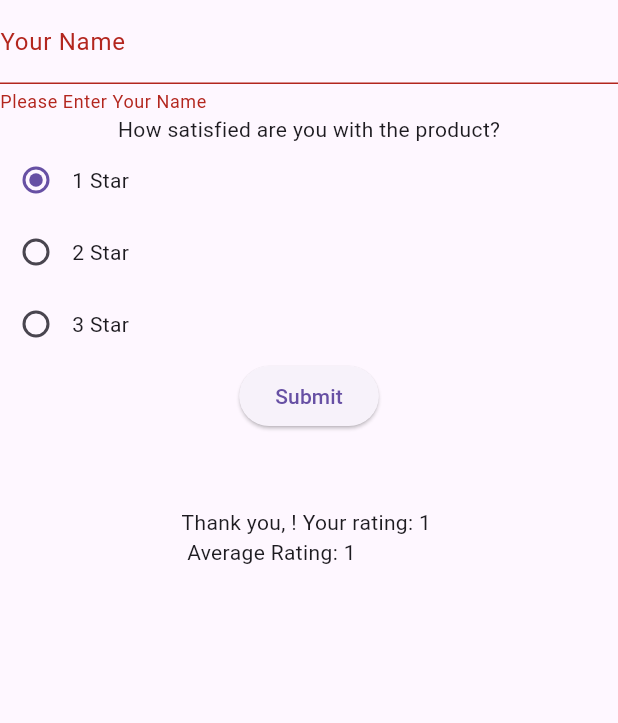
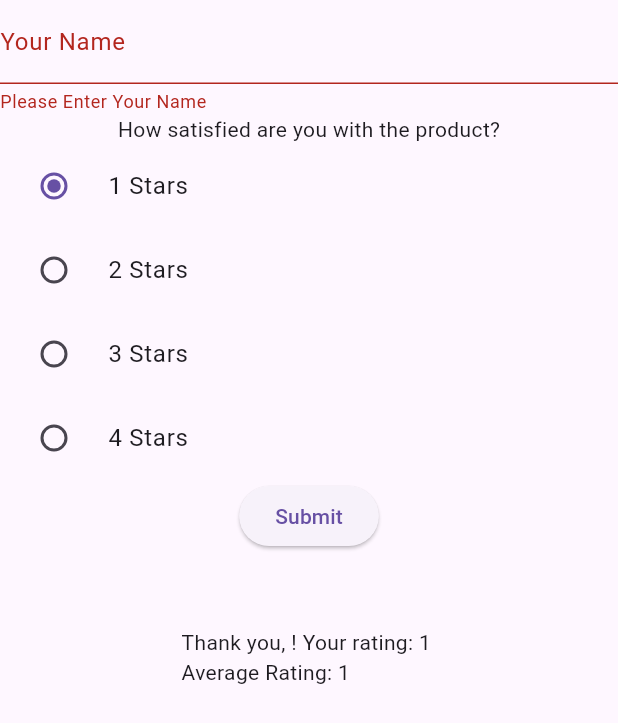
Before and after one commit to Ghaida-jaaisa/ProductRatingApp, a Flutter app: the screen it shows after launch, after a tap on "Submit", on a phone screen of 412 x 824 dp. Shown: the top 723 px of the screen. Run offline on Flutter 3.47's test engine with Material 3 defaults, Android fonts, the phone set to English and light mode, and no system bars.

Commit message:
upload v2

```diff
--- a/lib/main.dart
+++ b/lib/main.dart
@@ -1,7 +1,7 @@
 import 'package:flutter/material.dart';
 
 void main() {
-  runApp(MyApp()) ;
+  runApp(MyApp());
 }
 
 class MyApp extends StatelessWidget {
@@ -9,9 +9,7 @@ class MyApp extends StatelessWidget {
 
   @override
   Widget build(BuildContext context) {
-    return MaterialApp(
-      home: HomePage(),
-    );
+    return MaterialApp(home: HomePage());
   }
 }
 
@@ -23,70 +21,76 @@ class HomePage extends StatefulWidget {
 }
 
 class _HomePageState extends State<HomePage> {
-  // variables
+  // متغيرات
   GlobalKey<FormState> _key = GlobalKey<FormState>();
-  List<int> rating = [];
+
+  double rateSum = 0;
+  double rateCount = 0;
+  double tempRate = 1;
+
   int _rateValue = 1;
-  late int avgRate = 1;
+  late double avgRate = 0;
+
   String userName = "";
+
   @override
   Widget build(BuildContext context) {
     return Scaffold(
       body: Form(
-          onChanged: () {
-
-          },
-          key:  _key,
+        key: _key,
         child: Column(
           children: [
             TextFormField(
-                decoration: InputDecoration(
-                  labelText: "Your Name" ,
-                ),
+              decoration: InputDecoration(labelText: "Your Name"),
               validator: (val) {
-                  if (val!.isEmpty || val == null) {
+                if (val!.isEmpty) {
                   return 'Please Enter Your Name';
                 }
-                  return null ;
+                return null;
               },
               onSaved: (val) {
                 setState(() {
                   userName = val!;
                 });
               },
-              ) ,
-              Text("How satisfied are you with the product?") ,
-              Row(
-                children: [
-                  Radio(value: 1, groupValue: _rateValue, onChanged: (val) => null) ,
-                  Text("1 Star")
-                ],
             ),
-
-              Row(
-                children: [
-                  Radio(value: 2, groupValue: _rateValue, onChanged: (val) => null) ,
-                  Text("2 Star")
-                ],
-              ),
-
-              Row(
-                children: [
-                  Radio(value: 3, groupValue: _rateValue, onChanged: (val) => null) ,
-                  Text("3 Star")
-                ],
-              ),
-              ElevatedButton(onPressed: () {
-                if(_key.currentState!.validate()) {
+            Text("How satisfied are you with the product?"),
+            ...List.generate(4, (index) {
+              int rate = index + 1;
+              return RadioListTile<int>(
+                title: Text("$rate Stars"),
+                value: rate,
+                groupValue: _rateValue,
+                onChanged: (int? val) {
+                  if (val != null) {
+                    setState(() {
+                      _rateValue = val;
+                      tempRate = val.toDouble();
+                    });
+                  }
+                },
+              );
+            }),
+            ElevatedButton(
+              onPressed: () {
+                if (_key.currentState!.validate()) {
                   _key.currentState!.save();
                   print("Done");
                 }
-              }, child: Text("Submit")) ,
-              SizedBox(height: 50.0,),
-              Text("Thank you, ${userName}! Your rating: ${_rateValue} \n Average Rating: ${avgRate}")
+                setState(() {
+                  rateSum += tempRate;
+                  rateCount++;
+                  avgRate = rateSum / rateCount;
+                });
+              },
+              child: Text("Submit"),
+            ),
+            SizedBox(height: 50.0),
+            Text(
+                "Thank you, ${userName}! Your rating: ${_rateValue} \nAverage Rating: ${avgRate.round()}")
           ],
-
-          )),
+        ),
+      ),
     );
   }
 }
```
Lines whose indentation alone changed are shown as unchanged.
